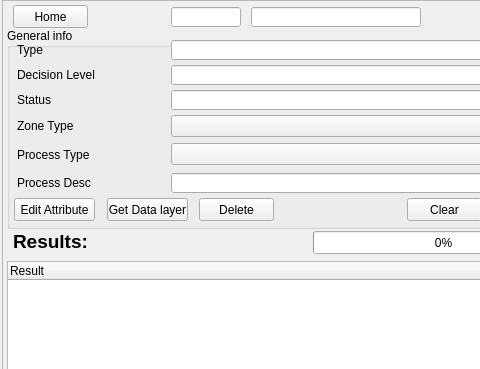
Old version of the form view/PlanDetailWidget.ui in the repository teamlm2/lm2_mgis; both pictures show x 0 to 480 and y 0 to 369 of the 600 by 800 pixel window.
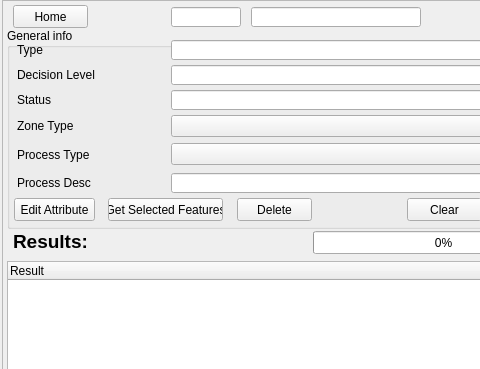
New version of the form.

The edit to the form file:
```diff
--- a/view/PlanDetailWidget.ui
+++ b/view/PlanDetailWidget.ui
@@ -305,14 +305,14 @@
       <widget class="QPushButton" name="get_data_layer_button">
        <property name="geometry">
         <rect>
-         <x>100</x>
+         <x>101</x>
          <y>170</y>
-         <width>81</width>
+         <width>115</width>
          <height>23</height>
         </rect>
        </property>
        <property name="text">
-        <string>Get Data layer</string>
+        <string>Get Selected Features</string>
        </property>
       </widget>
       <widget class="QPushButton" name="parcel_clear_button">
@@ -331,7 +331,7 @@
       <widget class="QPushButton" name="delete_parcel_button">
        <property name="geometry">
         <rect>
-         <x>192</x>
+         <x>230</x>
          <y>170</y>
          <width>75</width>
          <height>23</height>
```
Left out of the diff: 2 changed lines with no effect on the pictures.
